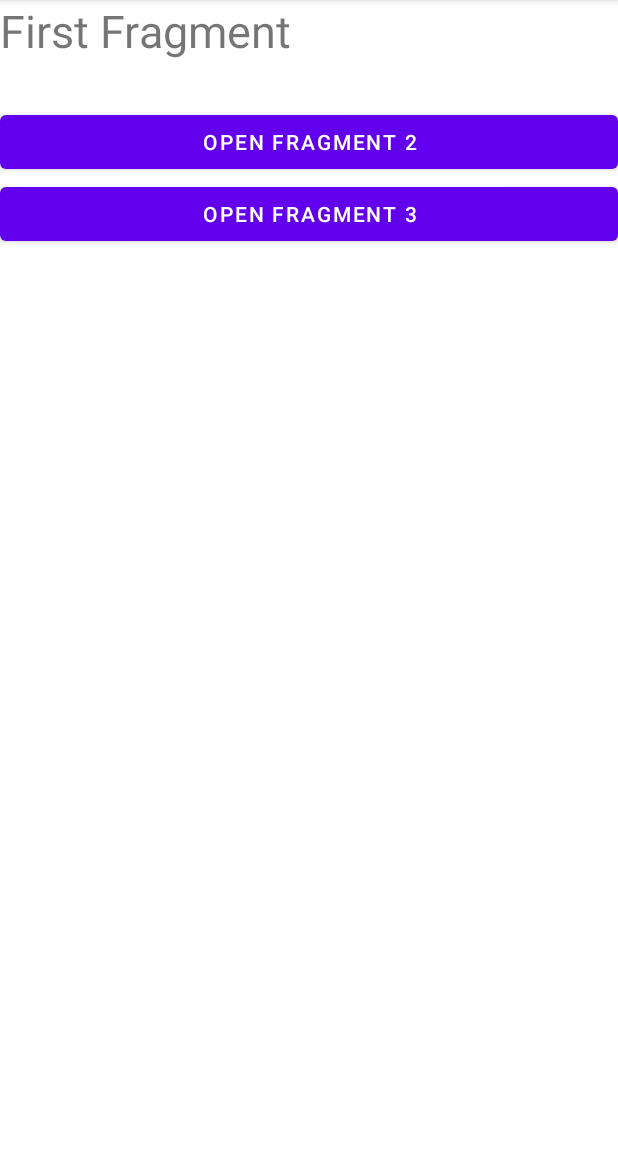
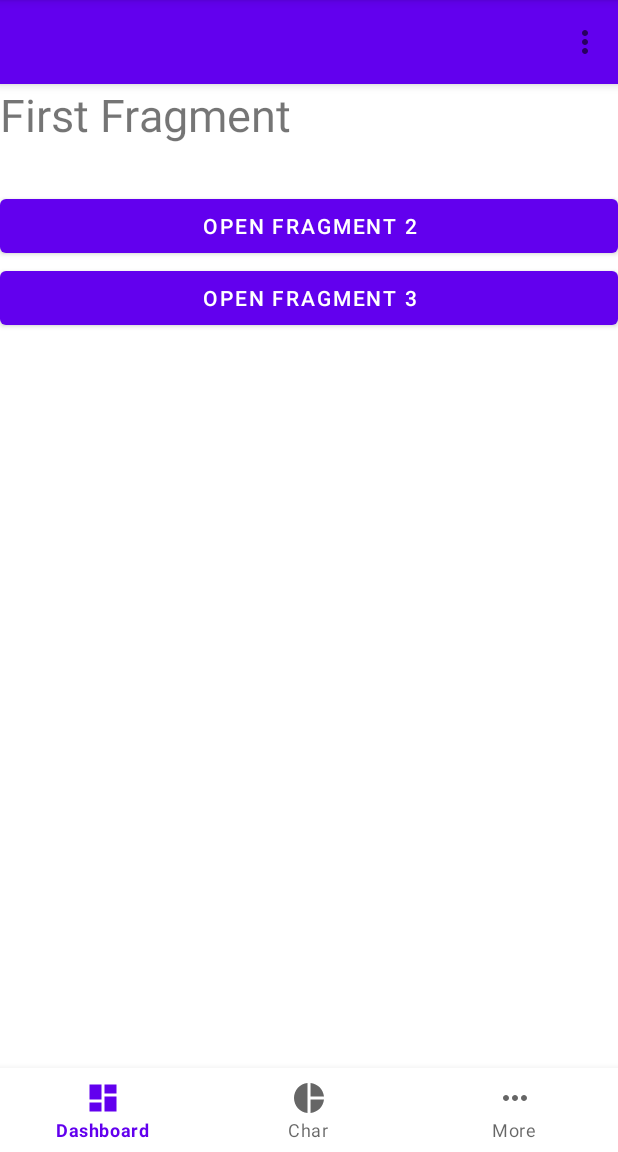
Before and after one commit to tu4nh/NavigationComponent, an Android app: the screen it shows after launch (MainActivity), on a phone screen of 412 x 824 dp, the part 84-1236 px from its top. Run offline under Robolectric (Android 15) with nearby library versions, the phone set to English and light mode, and no system bars; our stand-ins replace navigation-ui.

```diff
--- a/app/build.gradle
+++ b/app/build.gradle
@@ -1,7 +1,6 @@
 plugins {
     id 'com.android.application'
     id 'org.jetbrains.kotlin.android'
-    id 'kotlin-android-extensions'
 }
 
 android {
--- a/app/src/main/java/com/example/navigationcomponent/MainActivity.kt
+++ b/app/src/main/java/com/example/navigationcomponent/MainActivity.kt
@@ -3,22 +3,28 @@ package com.example.navigationcomponent
 import androidx.appcompat.app.AppCompatActivity
 import android.os.Bundle
 import android.view.LayoutInflater
+import android.view.Menu
+import android.view.MenuInflater
 import androidx.navigation.NavController
+import androidx.navigation.findNavController
 import androidx.navigation.fragment.NavHostFragment
+import androidx.navigation.ui.NavigationUI
+import androidx.navigation.ui.setupWithNavController
 import com.example.navigationcomponent.databinding.ActivityMainBinding
+
 
 class MainActivity : AppCompatActivity() {
 
-//    private lateinit var navController: NavController
+    private lateinit var navController: NavController
 
     override fun onCreate(savedInstanceState: Bundle?) {
         super.onCreate(savedInstanceState)
-
         val binding = ActivityMainBinding.inflate(layoutInflater)
         setContentView(binding.root)
 
-//        val navHostFragment = supportFragmentManager.findFragmentById(R.id.nav_host_fragment) as NavHostFragment
-//        navController = navHostFragment.navController
+        val navHostFragment = supportFragmentManager.findFragmentById(R.id.nav_host_fragment) as NavHostFragment
+        navController = navHostFragment.navController
+
+        binding.navigationView.setupWithNavController(navController)
     }
-
 }
--- /dev/null
+++ b/app/src/main/res/drawable/ic_baseline_dashboard_24.xml
@@ -0,0 +1,5 @@
+<vector android:height="24dp" android:tint="#000000"
+    android:viewportHeight="24" android:viewportWidth="24"
+    android:width="24dp" xmlns:android="http://schemas.android.com/apk/res/android">
+    <path android:fillColor="@android:color/white" android:pathData="M3,13h8L11,3L3,3v10zM3,21h8v-6L3,15v6zM13,21h8L21,11h-8v10zM13,3v6h8L21,3h-8z"/>
+</vector>
--- /dev/null
+++ b/app/src/main/res/drawable/ic_baseline_more_horiz_24.xml
@@ -0,0 +1,5 @@
+<vector android:height="24dp" android:tint="#000000"
+    android:viewportHeight="24" android:viewportWidth="24"
+    android:width="24dp" xmlns:android="http://schemas.android.com/apk/res/android">
+    <path android:fillColor="@android:color/white" android:pathData="M6,10c-1.1,0 -2,0.9 -2,2s0.9,2 2,2 2,-0.9 2,-2 -0.9,-2 -2,-2zM18,10c-1.1,0 -2,0.9 -2,2s0.9,2 2,2 2,-0.9 2,-2 -0.9,-2 -2,-2zM12,10c-1.1,0 -2,0.9 -2,2s0.9,2 2,2 2,-0.9 2,-2 -0.9,-2 -2,-2z"/>
+</vector>
--- /dev/null
+++ b/app/src/main/res/drawable/ic_baseline_pie_chart_24.xml
@@ -0,0 +1,5 @@
+<vector android:height="24dp" android:tint="#000000"
+    android:viewportHeight="24" android:viewportWidth="24"
+    android:width="24dp" xmlns:android="http://schemas.android.com/apk/res/android">
+    <path android:fillColor="@android:color/white" android:pathData="M11,2v20c-5.07,-0.5 -9,-4.79 -9,-10s3.93,-9.5 9,-10zM13.03,2v8.99L22,10.99c-0.47,-4.74 -4.24,-8.52 -8.97,-8.99zM13.03,13.01L13.03,22c4.74,-0.47 8.5,-4.25 8.97,-8.99h-8.97z"/>
+</vector>
--- a/app/src/main/res/layout/activity_main.xml
+++ b/app/src/main/res/layout/activity_main.xml
@@ -1,19 +1,37 @@
 <?xml version="1.0" encoding="utf-8"?>
-<LinearLayout xmlns:android="http://schemas.android.com/apk/res/android"
+<androidx.constraintlayout.widget.ConstraintLayout xmlns:android="http://schemas.android.com/apk/res/android"
     xmlns:app="http://schemas.android.com/apk/res-auto"
     xmlns:tools="http://schemas.android.com/tools"
     android:layout_width="match_parent"
     android:layout_height="match_parent"
     tools:context=".MainActivity">
 
+    <com.google.android.material.appbar.AppBarLayout
+        android:id="@+id/appbar"
+        android:layout_width="match_parent"
+        android:layout_height="wrap_content"
+        app:layout_constraintTop_toTopOf="parent">
+        <androidx.appcompat.widget.Toolbar
+            android:id="@+id/toolbar_main"
+            android:layout_width="match_parent"
+            android:layout_height="wrap_content"
+            app:menu="@menu/main_menu" />
+    </com.google.android.material.appbar.AppBarLayout>
+
     <androidx.fragment.app.FragmentContainerView
         android:id="@+id/nav_host_fragment"
+        android:name="androidx.navigation.fragment.NavHostFragment"
         android:layout_width="match_parent"
-        android:layout_height="match_parent"
-        android:layout_weight="1"
-        android:name="androidx.navigation.fragment.NavHostFragment"
-        app:defaultNavHost = "true"
-        app:navGraph = "@navigation/nav_graph"
-        />
+        android:layout_height="0dp"
+        app:defaultNavHost="true"
+        app:layout_constraintBottom_toTopOf="@+id/navigation_view"
+        app:layout_constraintTop_toBottomOf="@+id/appbar"
+        app:navGraph="@navigation/nav_graph"/>
 
-</LinearLayout>
+    <com.google.android.material.bottomnavigation.BottomNavigationView
+        android:id="@+id/navigation_view"
+        android:layout_width="match_parent"
+        android:layout_height="wrap_content"
+        app:layout_constraintBottom_toBottomOf="parent"
+        app:menu="@menu/bottom_menu"/>
+</androidx.constraintlayout.widget.ConstraintLayout>
--- /dev/null
+++ b/app/src/main/res/menu/bottom_menu.xml
@@ -0,0 +1,16 @@
+<?xml version="1.0" encoding="utf-8"?>
+<menu xmlns:android="http://schemas.android.com/apk/res/android"
+    xmlns:app="http://schemas.android.com/apk/res-auto">
+    <item android:id="@+id/firstFragment"
+        android:title="Dashboard"
+        android:icon="@drawable/ic_baseline_dashboard_24"
+        app:showAsAction="ifRoom"/>
+    <item android:id="@+id/secondFragment"
+        android:title="Char"
+        android:icon="@drawable/ic_baseline_pie_chart_24"
+        app:showAsAction="ifRoom"/>
+    <item android:id="@+id/thirdFragment"
+        android:title="More"
+        android:icon="@drawable/ic_baseline_more_horiz_24"
+        app:showAsAction="ifRoom"/>
+</menu>
--- /dev/null
+++ b/app/src/main/res/menu/main_menu.xml
@@ -0,0 +1,6 @@
+<?xml version="1.0" encoding="utf-8"?>
+<menu xmlns:android="http://schemas.android.com/apk/res/android"
+    xmlns:app="http://schemas.android.com/apk/res-auto">
+    <item android:id="@+id/thirdFragment"
+        android:title="More"/>
+</menu>
```
